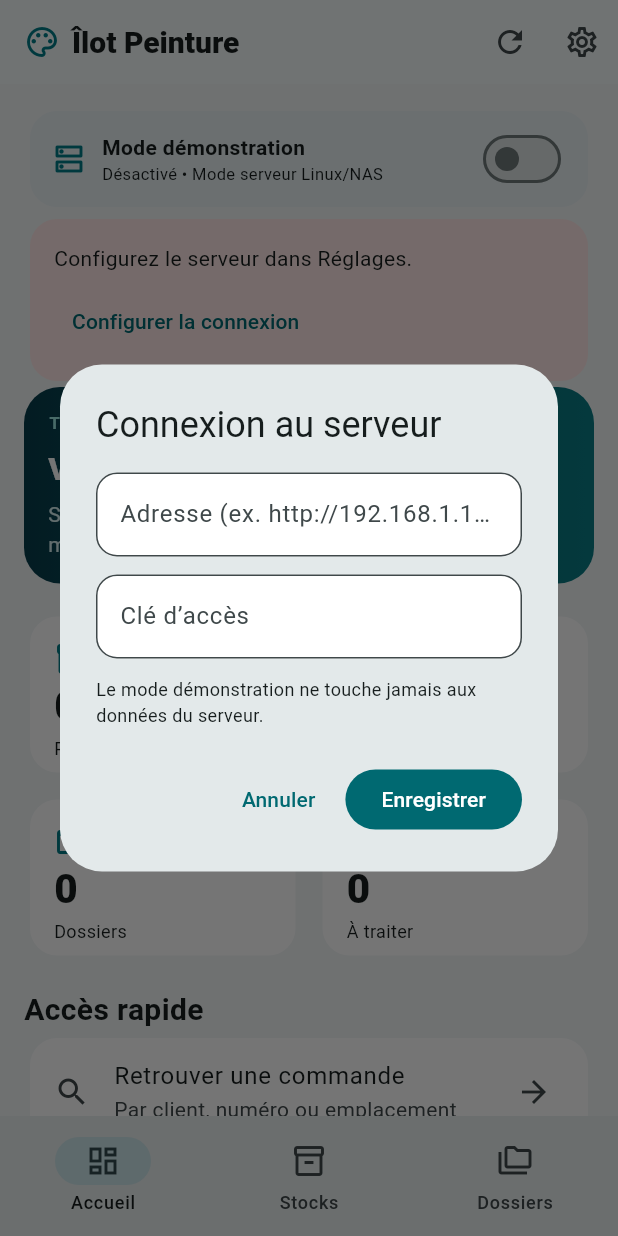
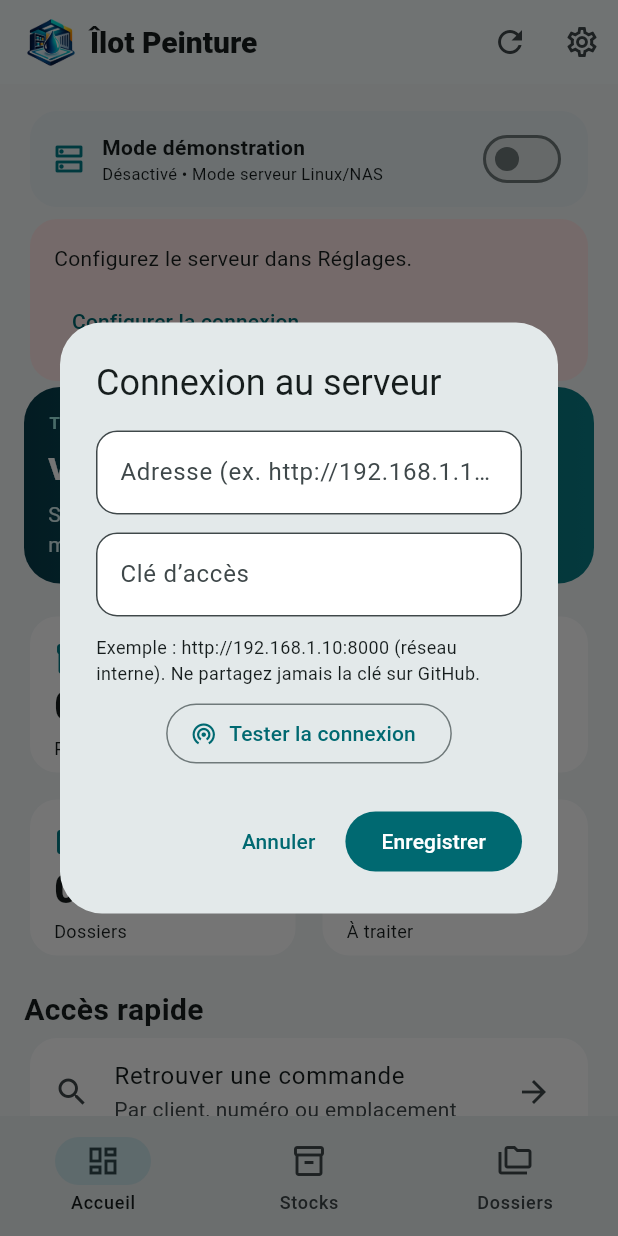
Before and after one commit to janintibo-art/ilot-peinture, a Flutter app: the screen it shows after launch, after a tap on "Configurer la connexion", on a phone screen of 412 x 824 dp. Run offline on Flutter 3.47's test engine with Material 3 defaults, Android fonts, the phone set to English and light mode, and no system bars; our stand-ins replace shared_preferences.

Commit message:
V9 logo icone demo enrichie dossiers et connexion serveur

```diff
--- a/lib/demo_store.dart
+++ b/lib/demo_store.dart
@@ -7,12 +7,22 @@ class DemoStore {
     {'id': 1, 'name': 'Peinture liquide RAL 7016', 'category': 'Liquide', 'unit': 'L', 'quantity': 18.5, 'alert_at': 5.0, 'location': 'Armoire A / Niveau 2'},
     {'id': 2, 'name': 'Poudre polyester RAL 9010', 'category': 'Poudre', 'unit': 'kg', 'quantity': 3.0, 'alert_at': 5.0, 'location': 'Rack poudres B3'},
     {'id': 3, 'name': 'Solvant de nettoyage (fictif)', 'category': 'Solvant', 'unit': 'L', 'quantity': 12.0, 'alert_at': 4.0, 'location': 'Armoire produits C'},
+    {'id': 4, 'name': 'Peinture liquide RAL 9005', 'category': 'Liquide', 'unit': 'L', 'quantity': 7.5, 'alert_at': 8.0, 'location': 'Armoire A / Niveau 1'},
+    {'id': 5, 'name': 'Poudre epoxy RAL 3000', 'category': 'Poudre', 'unit': 'kg', 'quantity': 22.0, 'alert_at': 5.0, 'location': 'Rack poudres B1'},
+    {'id': 6, 'name': 'Diluant technique (fictif)', 'category': 'Solvant', 'unit': 'L', 'quantity': 2.0, 'alert_at': 3.0, 'location': 'Armoire produits C'},
+    {'id': 7, 'name': 'Ruban de masquage', 'category': 'Autre', 'unit': 'unité', 'quantity': 24.0, 'alert_at': 10.0, 'location': 'Consommables A'},
   ];
   static const _seedFiles = [
     {'id': 1, 'reference': 'DEMO-2026-041', 'client': 'Ateliers Exemple', 'location': 'Rack A / Niveau 1', 'status': 'Reçu', 'notes': 'Pièces fictives à préparer'},
     {'id': 2, 'reference': 'DEMO-2026-042', 'client': 'Métal Démo', 'location': 'Zone peinture / Chariot 2', 'status': 'En peinture', 'notes': 'Teinte RAL 7016'},
-    {'id': 3, 'reference': 'DEMO-2026-043', 'client': 'Industrie Test', 'location': 'Rack C / Niveau 3', 'status': 'En attente', 'notes': ''},
+    {'id': 3, 'reference': 'DEMO-2026-043', 'client': 'Industrie Test', 'location': 'Rack C / Niveau 3', 'status': 'En attente', 'notes': 'Lot de supports'},
+    {'id': 4, 'reference': 'DEMO-2026-044', 'client': 'Ateliers Exemple', 'location': 'Zone contrôle', 'status': 'Terminé', 'notes': 'Contrôle visuel'},
+    {'id': 5, 'reference': 'DEMO-2026-045', 'client': 'Aluminium Démo', 'location': 'Zone expédition', 'status': 'Expédié', 'notes': 'Commande fictive'},
   ];
+  static Future<void> reset() async {
+    final prefs = await SharedPreferences.getInstance();
+    await prefs.remove('ilot_demo_v7');
+  }
 
   Future<Map<String, dynamic>> _load(SharedPreferences prefs) async {
     final stored = prefs.getString('ilot_demo_v7');
--- a/lib/main.dart
+++ b/lib/main.dart
@@ -113,11 +113,21 @@ class _HomeState extends State<Home> {
     search.clear();
     await refresh();
   }
+  Future<void> resetDemo() async {
+    if (!api.demo) return;
+    final yes = await showDialog<bool>(context:context,builder:(dialog)=>AlertDialog(title:const Text('Réinitialiser la démonstration ?'),content:const Text('Les modifications des données fictives seront effacées. Aucune donnée du serveur ne sera touchée.'),actions:[TextButton(onPressed:()=>Navigator.pop(dialog,false),child:const Text('Annuler')),FilledButton(onPressed:()=>Navigator.pop(dialog,true),child:const Text('Réinitialiser'))]));
+    if (yes == true) { await DemoStore.reset(); await refresh(); }
+  }
   Future<void> settings() async {
     final server = TextEditingController(text: api.url), key = TextEditingController(text: api.token);
     await showDialog<void>(context:context,builder:(dialog)=>AlertDialog(title:const Text('Connexion au serveur'),content:SizedBox(width:420,child:Column(mainAxisSize:MainAxisSize.min,children:[
       field(server,'Adresse (ex. http://192.168.1.10:8000)'),field(key,'Clé d’accès'),
-      const Text('Le mode démonstration ne touche jamais aux données du serveur.',style:TextStyle(fontSize:12))])),actions:[
+      const Text('Exemple : http://192.168.1.10:8000 (réseau interne). Ne partagez jamais la clé sur GitHub.',style:TextStyle(fontSize:12)),
+      const SizedBox(height:8),OutlinedButton.icon(onPressed:() async {
+        final temp=Api()..url=server.text.trim().replaceAll(RegExp(r'/$'),'')..token=key.text.trim();
+        try { await temp.request('GET','/health'); if(dialog.mounted) ScaffoldMessenger.of(dialog).showSnackBar(const SnackBar(content:Text('Connexion réussie au serveur'))); }
+        catch(e) { if(dialog.mounted) ScaffoldMessenger.of(dialog).showSnackBar(SnackBar(content:Text('Échec : ${e.toString().replaceFirst('Exception: ','')}'))); }
+      },icon:const Icon(Icons.wifi_tethering),label:const Text('Tester la connexion'))])),actions:[
       TextButton(onPressed:()=>Navigator.pop(dialog),child:const Text('Annuler')),
       FilledButton(onPressed:() async {await api.save(server.text,key.text); if(dialog.mounted) Navigator.pop(dialog); await refresh();},child:const Text('Enregistrer'))]));
     server.dispose(); key.dispose();
@@ -180,11 +190,12 @@ class _HomeState extends State<Home> {
   @override
   Widget build(BuildContext context) {
     final alerts = products.where((p)=>(p['quantity'] as num).toDouble()<=(p['alert_at'] as num).toDouble()).length;
-    return Scaffold(appBar:AppBar(title:const Row(mainAxisSize:MainAxisSize.min,children:[Icon(Icons.palette_outlined,color:Color(0xff007d87)),SizedBox(width:8),Flexible(child:Text('Îlot Peinture',overflow:TextOverflow.ellipsis,style:TextStyle(fontWeight:FontWeight.w800,fontSize:20)))]),actions:[IconButton(tooltip:'Actualiser',onPressed:refresh,icon:const Icon(Icons.refresh)),IconButton(tooltip:'Serveur',onPressed:settings,icon:const Icon(Icons.settings_outlined))]),
+    return Scaffold(appBar:AppBar(title:Row(mainAxisSize:MainAxisSize.min,children:[Image.asset('assets/icon.png',width:36,height:36),const SizedBox(width:8),const Flexible(child:Text('Îlot Peinture',overflow:TextOverflow.ellipsis,style:TextStyle(fontWeight:FontWeight.w800,fontSize:20)))]),actions:[IconButton(tooltip:'Actualiser',onPressed:refresh,icon:const Icon(Icons.refresh)),IconButton(tooltip:'Serveur',onPressed:settings,icon:const Icon(Icons.settings_outlined))]),
       bottomNavigationBar:NavigationBar(selectedIndex:page,onDestinationSelected:(v)=>setState(()=>page=v),destinations:const [NavigationDestination(icon:Icon(Icons.dashboard_outlined),label:'Accueil'),NavigationDestination(icon:Icon(Icons.inventory_2_outlined),label:'Stocks'),NavigationDestination(icon:Icon(Icons.folder_copy_outlined),label:'Dossiers')]),
       floatingActionButton:page==0?null:FloatingActionButton.extended(onPressed:page==1?productEditor:()=>fileEditor(),icon:const Icon(Icons.add),label:Text(page==1?'Produit':'Dossier')),
       body:RefreshIndicator(onRefresh:refresh,child:ListView(padding:const EdgeInsets.symmetric(horizontal:16,vertical:14),children:[
         Card(color:api.demo?const Color(0xffe3f7ed):const Color(0xffe9f2f5),child:Padding(padding:const EdgeInsets.symmetric(horizontal:14,vertical:8),child:Row(children:[Icon(api.demo?Icons.science_outlined:Icons.dns_outlined,color:const Color(0xff007d87)),const SizedBox(width:10),Expanded(child:Column(crossAxisAlignment:CrossAxisAlignment.start,children:[const Text('Mode démonstration',style:TextStyle(fontWeight:FontWeight.w700)),Text(api.demo?'ACTIF • Données fictives sur cet appareil':'Désactivé • Mode serveur Linux/NAS',style:const TextStyle(fontSize:11))])),Switch(value:api.demo,onChanged:(v)=>changeDemo(v))]))),
+        if (api.demo) Padding(padding:const EdgeInsets.only(bottom:10),child:Row(children:[const Expanded(child:Text('EXEMPLES FICTIFS · Aucune donnée entreprise',style:TextStyle(fontSize:10,color:Color(0xff087d85),fontWeight:FontWeight.w700))),TextButton.icon(onPressed:resetDemo,icon:const Icon(Icons.restart_alt,size:17),label:const Text('Réinitialiser'))])),
         if (busy) const LinearProgressIndicator(),
         if (error.isNotEmpty) Card(color:const Color(0xffffe8e6),child:Padding(padding:const EdgeInsets.all(16),child:Column(crossAxisAlignment:CrossAxisAlignment.start,children:[Text(error),const SizedBox(height:8),TextButton(onPressed:settings,child:const Text('Configurer la connexion'))]))),
         if(page==0) ...[
@@ -208,7 +219,7 @@ class _HomeState extends State<Home> {
         if(page==2) ...[
           const Text('Suivi des dossiers',style:TextStyle(fontSize:23,fontWeight:FontWeight.bold)),const SizedBox(height:8),
           TextField(controller:search,onChanged:onSearchChanged,decoration:InputDecoration(prefixIcon:const Icon(Icons.search),hintText:'Client, numéro de dossier, emplacement',suffixIcon:IconButton(onPressed:(){search.clear();refresh();},icon:const Icon(Icons.clear)))),const SizedBox(height:14),
-          for(final item in files.cast<Map<String,dynamic>>()) Card(child:ListTile(leading:const Icon(Icons.folder_outlined),title:Text('${item['reference']} • ${item['client']}',style:const TextStyle(fontWeight:FontWeight.w600)),subtitle:Text('📍 ${item['location']}\n${item['status']}${(item['notes'] as String).isEmpty?'':' • ${item['notes']}'}'),isThreeLine:true,trailing:IconButton(tooltip:'Historique du dossier',icon:const Icon(Icons.history),onPressed:()=>showHistory(item['reference'].toString(),'/files/${item['id']}/history',false)),onTap:()=>fileEditor(item))),
+          for(final item in files.cast<Map<String,dynamic>>()) Card(child:Padding(padding:const EdgeInsets.symmetric(vertical:5),child:ListTile(leading:const CircleAvatar(backgroundColor:Color(0xffe3f1f2),child:Icon(Icons.folder_outlined,color:Color(0xff007d87))),title:Text('${item['reference']} • ${item['client']}',style:const TextStyle(fontWeight:FontWeight.w700)),subtitle:Column(crossAxisAlignment:CrossAxisAlignment.start,children:[const SizedBox(height:7),Text('📍 ${item['location']}',style:const TextStyle(fontWeight:FontWeight.w700,color:Color(0xff007d87))),const SizedBox(height:3),Text('Statut : ${item['status']}'),if((item['notes']??'').toString().isNotEmpty) Text(item['notes'].toString(),maxLines:2,overflow:TextOverflow.ellipsis)]),trailing:IconButton(tooltip:'Historique du dossier',icon:const Icon(Icons.history),onPressed:()=>showHistory(item['reference'].toString(),'/files/${item['id']}/history',false)),onTap:()=>fileEditor(item)))),
           if(files.isEmpty && !busy) const Card(child:Padding(padding:EdgeInsets.all(24),child:Column(children:[Icon(Icons.folder_open_outlined,size:44,color:Color(0xff007d87)),SizedBox(height:12),Text('Aucun dossier trouvé'),Text('Essayez une autre recherche ou créez un dossier.',textAlign:TextAlign.center)])))
         ],
         const SizedBox(height:80)
--- a/pubspec.yaml
+++ b/pubspec.yaml
@@ -14,3 +14,6 @@ dev_dependencies:
     sdk: flutter
 flutter:
   uses-material-design: true
+  assets:
+    - assets/logo.png
+    - assets/icon.png
```
Also changed, not shown: assets/icon.png (added), assets/launcher_hdpi.png (added), assets/launcher_mdpi.png (added), assets/launcher_xhdpi.png (added), assets/launcher_xxhdpi.png (added), assets/launcher_xxxhdpi.png (added), assets/logo.png (added), 2 other files.
